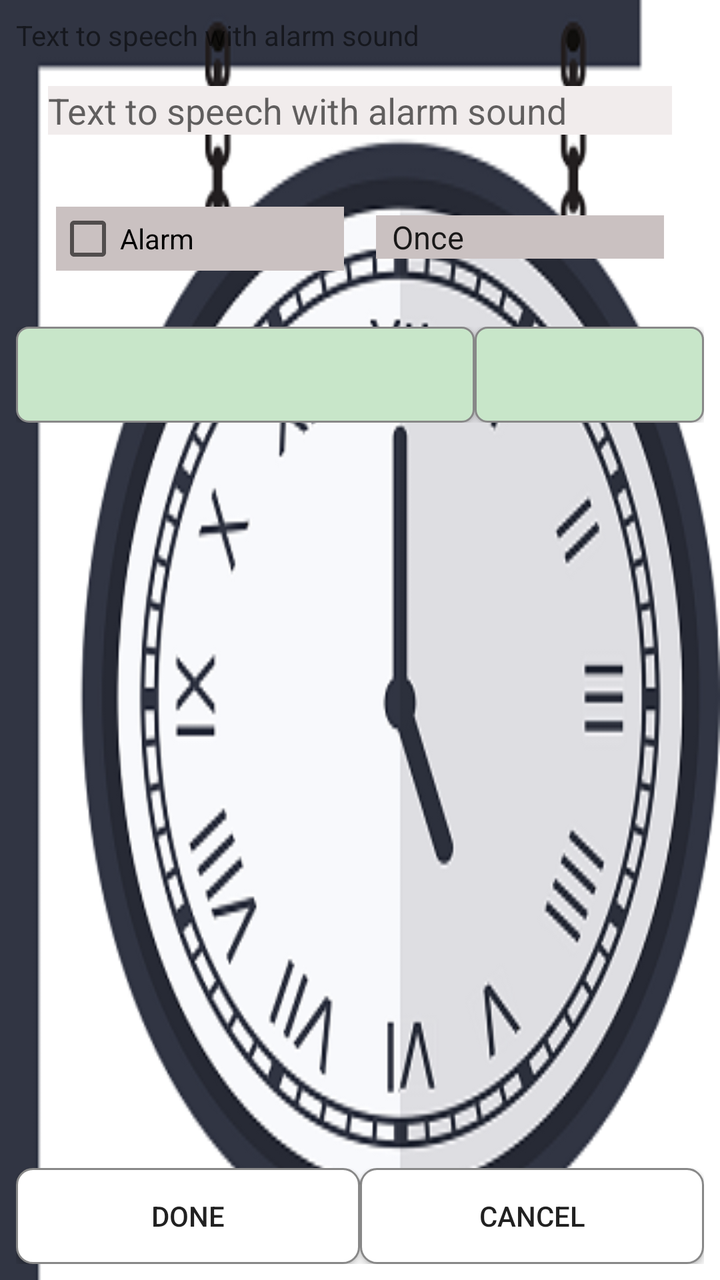
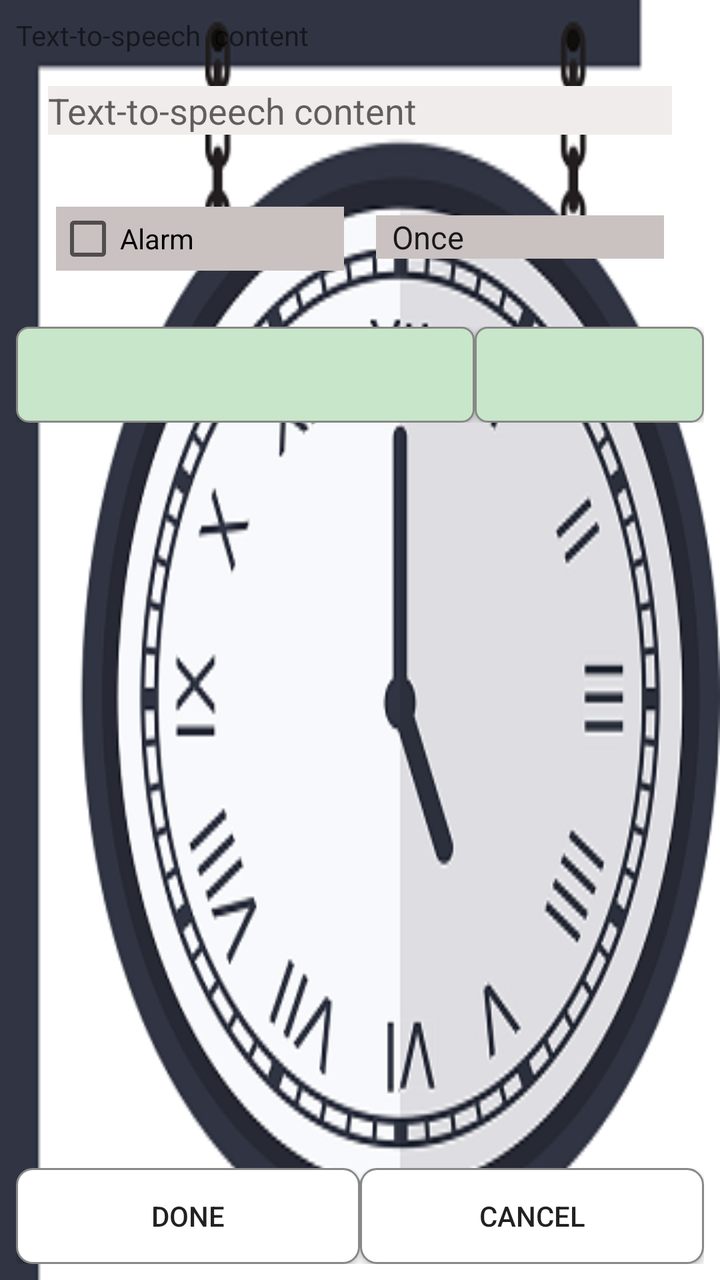

The first picture is an Android layout as it rendered before a commit; the second is the same layout after the commit. The layout source and the unified diff follow.
<!-- AndroidManifest.xml: application theme AppTheme -->
<!-- res/layout/activity_edit_alarm.xml -->
<?xml version="1.0" encoding="utf-8"?>
<LinearLayout xmlns:android="http://schemas.android.com/apk/res/android"
  android:orientation="vertical"
  android:layout_width="fill_parent"
  android:layout_height="fill_parent"
  android:background="@drawable/bg_clock_edit_2">

  <ScrollView xmlns:android="http://schemas.android.com/apk/res/android"
    android:layout_height="0dp"
    android:layout_width="fill_parent"
    android:layout_weight="1">

    <LinearLayout xmlns:android="http://schemas.android.com/apk/res/android"
      android:padding="8sp"
      android:orientation="vertical"
      android:layout_width="fill_parent"
      android:layout_height="wrap_content">

      <TextView
        style="@style/list_view"
        android:text="Text to speech with alarm sound" />

      <EditText
          android:hint="Text to speech with alarm sound"
          android:layout_margin="16sp"
          android:background="#F1ECEC"
        style="@style/list_view"
        android:textColor="@color/black"
        android:id="@+id/title"
        android:singleLine="true" />

      <LinearLayout xmlns:android="http://schemas.android.com/apk/res/android"
        android:paddingTop="8sp"
          android:padding="12dp"
        android:orientation="horizontal"
        android:layout_width="fill_parent"
        android:layout_height="wrap_content">

        <CheckBox
            android:layout_margin="8dp"
            android:background="#CAC1C1"
          android:id="@+id/alarm_checkbox"
          android:layout_weight="1"
          android:layout_width="0sp"
          android:layout_height="wrap_content"
          android:text="Alarm" />

        <Spinner
            android:layout_margin="8dp"
            android:background="#CAC1C1"
          android:id="@+id/occurence_spinner"
          android:layout_weight="1"
          android:layout_width="0sp"
          android:layout_height="wrap_content"
          android:spinnerMode="dropdown"
          android:entries="@array/occurence" />

      </LinearLayout>

      <LinearLayout xmlns:android="http://schemas.android.com/apk/res/android"
        android:paddingTop="8sp"
        android:orientation="horizontal"
        android:layout_width="fill_parent"
        android:layout_height="wrap_content">

        <Button
          android:id="@+id/date_button"
          android:layout_weight="2"
          android:layout_width="0sp"
          android:layout_height="wrap_content"
          android:layout_gravity="center"
          android:background="@drawable/button_date_time_selector"
          android:onClick="onDateClick" />

        <Button
          android:id="@+id/time_button"
          android:layout_weight="1"
          android:layout_width="0sp"
          android:layout_height="wrap_content"
          android:layout_gravity="center"
          android:background="@drawable/button_date_time_selector"
          android:onClick="onTimeClick" />

      </LinearLayout>

    </LinearLayout>

  </ScrollView>


  <LinearLayout
    android:orientation="horizontal"
    android:padding="8sp"
    android:layout_width="fill_parent"
    android:layout_height="wrap_content">

    <Button
      style="@style/edit_button"
      android:id="@+id/done"
      android:text="Done"
      android:onClick="onDoneClick" />

    <Button
      style="@style/edit_button"
      android:id="@+id/cancel"
      android:text="Cancel"
      android:onClick="onCancelClick" />

  </LinearLayout>

</LinearLayout>
<!-- resources referenced by this layout -->
<resources>
  <string-array name="occurence">
          <item>Once</item>
          <item>Weekly</item>
      </string-array>
  <color name="black">#000000</color>
  <!-- drawable bg_clock_edit_2: png bitmap (drawable, 73865 bytes) -->
  <!-- drawable button_date_time_selector (drawable) -->
  <?xml version="1.0" encoding="utf-8"?>
  <selector xmlns:android="http://schemas.android.com/apk/res/android">
      
      <item android:state_pressed="true">
          <shape android:shape="rectangle">
              <solid android:color="#81C784"/> 
              <corners android:radius="6dp"/>
              <stroke android:width="2dp" android:color="@color/colorPrimary"/>
          </shape>
      </item>
      
      
      <item android:state_focused="true">
          <shape android:shape="rectangle">
              <solid android:color="#A5D6A7"/> 
              <corners android:radius="6dp"/>
              <stroke android:width="2dp" android:color="@color/colorPrimary"/>
          </shape>
      </item>
      
      
      <item>
          <shape android:shape="rectangle">
              <solid android:color="#C8E6C9"/> 
              <corners android:radius="6dp"/>
              <stroke android:width="1dp" android:color="@color/grey"/>
          </shape>
      </item>
  </selector>
  <style name="edit_button">
          <item name="android:layout_width">0sp</item>
          <item name="android:layout_height">wrap_content</item>
          <item name="android:layout_weight">1</item>
          <item name="android:background">@drawable/button_selector</item>
      </style>
  <style name="list_view">
          <item name="android:layout_width">fill_parent</item>
          <item name="android:layout_height">wrap_content</item>
      </style>
  <style name="AppTheme" parent="Theme.AppCompat.Light.DarkActionBar">
          
          <item name="colorPrimary">@color/colorPrimary</item>
          <item name="colorPrimaryDark">@color/colorPrimaryDark</item>
          <item name="colorAccent">@color/colorAccent</item>
      </style>
  <color name="colorPrimary">#008577</color>
  <color name="grey">#888888</color>
  <!-- drawable button_selector (drawable) -->
  <?xml version="1.0" encoding="utf-8"?>
  <selector xmlns:android="http://schemas.android.com/apk/res/android">
      
      <item android:state_pressed="true">
          <shape android:shape="rectangle">
              <solid android:color="#B3E5FC"/> 
              <corners android:radius="8dp"/>
              <stroke android:width="2dp" android:color="@color/colorPrimary"/>
          </shape>
      </item>
      
      
      <item android:state_focused="true">
          <shape android:shape="rectangle">
              <solid android:color="#E0F7FA"/> 
              <corners android:radius="8dp"/>
              <stroke android:width="2dp" android:color="@color/colorPrimary"/>
          </shape>
      </item>
      
      
      <item>
          <shape android:shape="rectangle">
              <solid android:color="#FFFFFF"/> 
              <corners android:radius="8dp"/>
              <stroke android:width="1dp" android:color="@color/grey"/>
          </shape>
      </item>
  </selector>
  <color name="colorPrimaryDark">#00574B</color>
  <color name="colorAccent">#D81B60</color>
</resources>

<!-- the commit's change to res/layout/activity_edit_alarm.xml (unified diff, before → after) -->
@@ -18,10 +18,9 @@
 
       <TextView
         style="@style/list_view"
-        android:text="Text to speech with alarm sound" />
-
+        android:text="Text-to-speech  content" />
       <EditText
-          android:hint="Text to speech with alarm sound"
+          android:hint="Text-to-speech content"
           android:layout_margin="16sp"
           android:background="#F1ECEC"
         style="@style/list_view"
